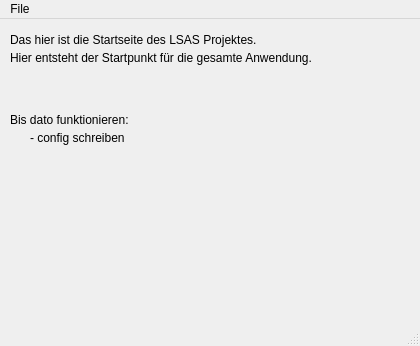
Before: the Qt Designer form src/visuals/ui/forms/mainwindow.ui in future-gadget-lab-de/league_scrim_analytics_suite, drawn with Qt 5.
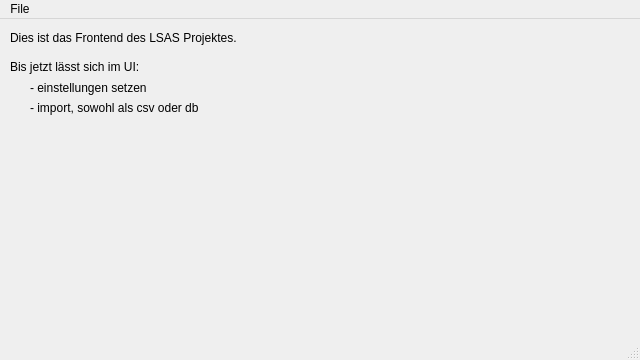
After: the same form once the commit is applied. Icons and pictures are not drawn.

Commit message: feat - implemented ui to a part, where import and settings are functional (LSAS#20) (LSAS#14)

```diff
--- a/src/visuals/ui/forms/mainwindow.ui
+++ b/src/visuals/ui/forms/mainwindow.ui
@@ -6,64 +6,82 @@
    <rect>
     <x>0</x>
     <y>0</y>
-    <width>420</width>
-    <height>346</height>
+    <width>640</width>
+    <height>360</height>
    </rect>
   </property>
+  <property name="minimumSize">
+   <size>
+    <width>640</width>
+    <height>360</height>
+   </size>
+  </property>
+  <property name="maximumSize">
+   <size>
+    <width>640</width>
+    <height>360</height>
+   </size>
+  </property>
   <property name="windowTitle">
    <string>MainWindow</string>
   </property>
   <widget class="QWidget" name="centralwidget">
+   <property name="sizePolicy">
+    <sizepolicy hsizetype="Expanding" vsizetype="Expanding">
+     <horstretch>0</horstretch>
+     <verstretch>0</verstretch>
+    </sizepolicy>
+   </property>
    <widget class="QLabel" name="label">
     <property name="geometry">
      <rect>
       <x>10</x>
       <y>10</y>
-      <width>291</width>
-      <height>21</height>
+      <width>461</width>
+      <height>18</height>
      </rect>
     </property>
     <property name="text">
-     <string>Das hier ist die Startseite des LSAS Projektes.</string>
+     <string>Dies ist das Frontend des LSAS Projektes.</string>
     </property>
    </widget>
    <widget class="QLabel" name="label_2">
     <property name="geometry">
      <rect>
       <x>10</x>
-      <y>30</y>
-      <width>361</width>
-      <height>18</height>
+      <y>40</y>
+      <width>511</width>
+      <height>16</height>
      </rect>
     </property>
     <property name="text">
-     <string>Hier entsteht der Startpunkt für die gesamte Anwendung.</string>
+     <string>Bis jetzt lässt sich im UI:</string>
     </property>
    </widget>
    <widget class="QLabel" name="label_3">
     <property name="geometry">
      <rect>
-      <x>10</x>
-      <y>90</y>
-      <width>291</width>
-      <height>21</height>
+      <x>30</x>
+      <y>60</y>
+      <width>221</width>
+      <height>18</height>
      </rect>
     </property>
     <property name="text">
-     <string>Bis dato funktionieren:</string>
+     <string>- einstellungen setzen</string>
     </property>
    </widget>
    <widget class="QLabel" name="label_4">
     <property name="geometry">
      <rect>
       <x>30</x>
-      <y>110</y>
-      <width>111</width>
+      <y>80</y>
+      <width>321</width>
       <height>18</height>
      </rect>
     </property>
     <property name="text">
-     <string>- config schreiben</string>
+     <string>- import, sowohl als csv oder db</string>
     </property>
    </widget>
   </widget>
@@ -72,7 +90,7 @@
     <rect>
      <x>0</x>
      <y>0</y>
-     <width>420</width>
+     <width>640</width>
      <height>23</height>
     </rect>
    </property>
```
The commit also changes 5 other files.
